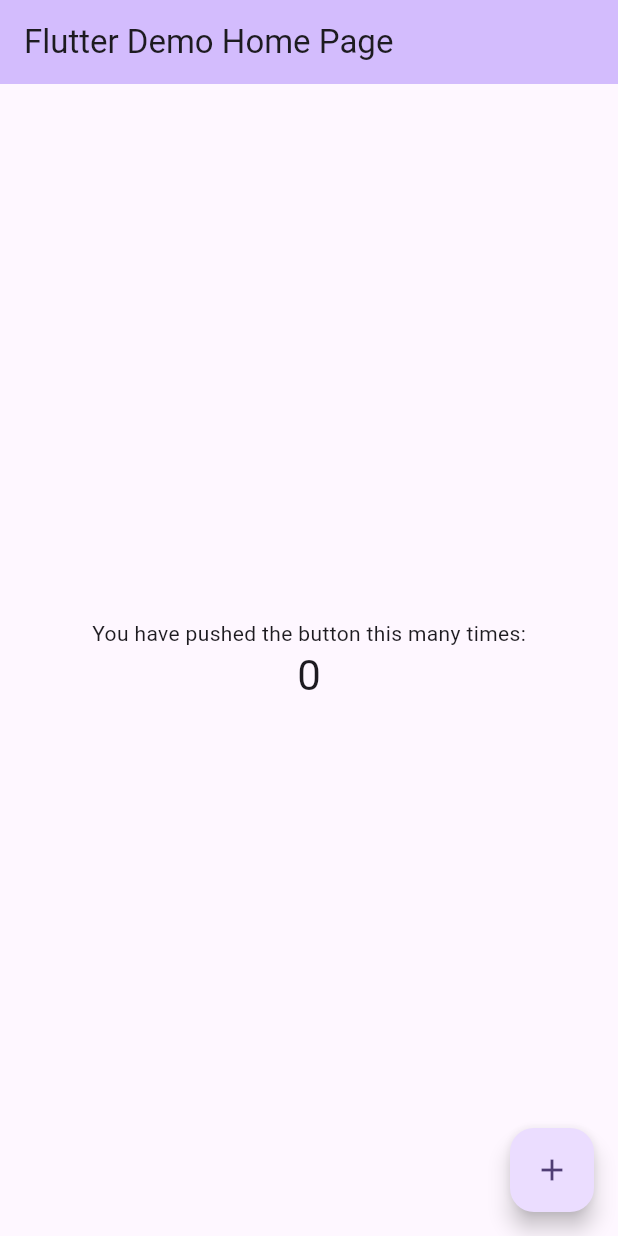
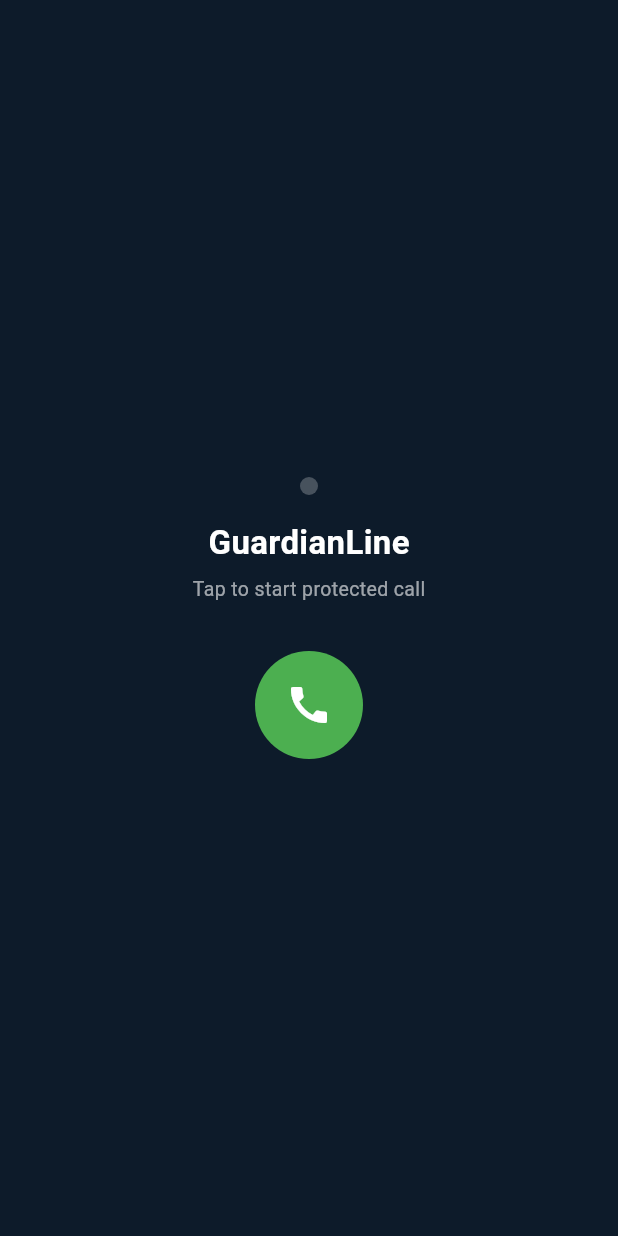
Before and after one commit to slubka/guardian_line, a Flutter app: the screen it shows after launch, on a phone screen of 412 x 824 dp. Run offline on Flutter 3.47's test engine with Material 3 defaults, Android fonts, the phone set to English and light mode, and no system bars; our stand-ins replace permission_handler; missing offline and left inert: flutter_webrtc.

Commit message:
call button not working

```diff
--- a/app/lib/main.dart
+++ b/app/lib/main.dart
@@ -1,122 +1,23 @@
 import 'package:flutter/material.dart';
+import 'screens/call_screen.dart';
 
 void main() {
-  runApp(const MyApp());
+  runApp(const GuardianLineApp());
 }
 
-class MyApp extends StatelessWidget {
-  const MyApp({super.key});
+class GuardianLineApp extends StatelessWidget {
+  const GuardianLineApp({super.key});
 
-  // This widget is the root of your application.
   @override
   Widget build(BuildContext context) {
     return MaterialApp(
-      title: 'Flutter Demo',
+      title: 'GuardianLine',
+      debugShowCheckedModeBanner: false,
       theme: ThemeData(
-        // This is the theme of your application.
-        //
-        // TRY THIS: Try running your application with "flutter run". You'll see
-        // the application has a purple toolbar. Then, without quitting the app,
-        // try changing the seedColor in the colorScheme below to Colors.green
-        // and then invoke "hot reload" (save your changes or press the "hot
-        // reload" button in a Flutter-supported IDE, or press "r" if you used
-        // the command line to start the app).
-        //
-        // Notice that the counter didn't reset back to zero; the application
-        // state is not lost during the reload. To reset the state, use hot
-        // restart instead.
-        //
-        // This works for code too, not just values: Most code changes can be
-        // tested with just a hot reload.
-        colorScheme: .fromSeed(seedColor: Colors.deepPurple),
+        colorScheme: ColorScheme.fromSeed(seedColor: Colors.indigo),
+        useMaterial3: true,
       ),
-      home: const MyHomePage(title: 'Flutter Demo Home Page'),
+      home: const CallScreen(),
     );
   }
 }
-
-class MyHomePage extends StatefulWidget {
-  const MyHomePage({super.key, required this.title});
-
-  // This widget is the home page of your application. It is stateful, meaning
-  // that it has a State object (defined below) that contains fields that affect
-  // how it looks.
-
-  // This class is the configuration for the state. It holds the values (in this
-  // case the title) provided by the parent (in this case the App widget) and
-  // used by the build method of the State. Fields in a Widget subclass are
-  // always marked "final".
-
-  final String title;
-
-  @override
-  State<MyHomePage> createState() => _MyHomePageState();
-}
-
-class _MyHomePageState extends State<MyHomePage> {
-  int _counter = 0;
-
-  void _incrementCounter() {
-    setState(() {
-      // This call to setState tells the Flutter framework that something has
-      // changed in this State, which causes it to rerun the build method below
-      // so that the display can reflect the updated values. If we changed
-      // _counter without calling setState(), then the build method would not be
-      // called again, and so nothing would appear to happen.
-      _counter++;
-    });
-  }
-
-  @override
-  Widget build(BuildContext context) {
-    // This method is rerun every time setState is called, for instance as done
-    // by the _incrementCounter method above.
-    //
-    // The Flutter framework has been optimized to make rerunning build methods
-    // fast, so that you can just rebuild anything that needs updating rather
-    // than having to individually change instances of widgets.
-    return Scaffold(
-      appBar: AppBar(
-        // TRY THIS: Try changing the color here to a specific color (to
-        // Colors.amber, perhaps?) and trigger a hot reload to see the AppBar
-        // change color while the other colors stay the same.
-        backgroundColor: Theme.of(context).colorScheme.inversePrimary,
-        // Here we take the value from the MyHomePage object that was created by
-        // the App.build method, and use it to set our appbar title.
-        title: Text(widget.title),
-      ),
-      body: Center(
-        // Center is a layout widget. It takes a single child and positions it
-        // in the middle of the parent.
-        child: Column(
-          // Column is also a layout widget. It takes a list of children and
-          // arranges them vertically. By default, it sizes itself to fit its
-          // children horizontally, and tries to be as tall as its parent.
-          //
-          // Column has various properties to control how it sizes itself and
-          // how it positions its children. Here we use mainAxisAlignment to
-          // center the children vertically; the main axis here is the vertical
-          // axis because Columns are vertical (the cross axis would be
-          // horizontal).
-          //
-          // TRY THIS: Invoke "debug painting" (choose the "Toggle Debug Paint"
-          // action in the IDE, or press "p" in the console), to see the
-          // wireframe for each widget.
-          mainAxisAlignment: .center,
-          children: [
-            const Text('You have pushed the button this many times:'),
-            Text(
-              '$_counter',
-              style: Theme.of(context).textTheme.headlineMedium,
-            ),
-          ],
-        ),
-      ),
-      floatingActionButton: FloatingActionButton(
-        onPressed: _incrementCounter,
-        tooltip: 'Increment',
-        child: const Icon(Icons.add),
-      ),
-    );
-  }
-}
--- /dev/null
+++ b/app/lib/screens/call_screen.dart
@@ -0,0 +1,216 @@
+import 'package:flutter/material.dart';
+import 'package:flutter_webrtc/flutter_webrtc.dart';
+import 'package:permission_handler/permission_handler.dart';
+import '../services/audio_capture_service.dart';
+
+class CallScreen extends StatefulWidget {
+  const CallScreen({super.key});
+
+  @override
+  State<CallScreen> createState() => _CallScreenState();
+}
+
+class _CallScreenState extends State<CallScreen> {
+  RTCPeerConnection? _callerPc;
+  RTCPeerConnection? _calleePc;
+  MediaStream? _localStream;
+
+  final AudioCaptureService _audioCapture = AudioCaptureService();
+
+  bool _callActive = false;
+  int _chunkCount = 0;
+
+  static const Map<String, dynamic> _rtcConfig = {
+    'iceServers': [],
+    'sdpSemantics': 'unified-plan',
+  };
+
+  @override
+  void initState() {
+    super.initState();
+    _audioCapture.onChunkReceived = (count) {
+      if (mounted) setState(() => _chunkCount = count);
+    };
+  }
+
+  @override
+  void dispose() {
+    _hangUp();
+    super.dispose();
+  }
+
+  Future<bool> _requestMicPermission() async {
+    debugPrint('[GuardianLine] requesting mic permission...');
+    final status = await Permission.microphone.request();
+    debugPrint('[GuardianLine] mic permission status: $status');
+    if (!status.isGranted) {
+      _showSnack('Microphone permission denied');
+      return false;
+    }
+    return true;
+  }
+
+Future<void> _startCall() async {
+    debugPrint('[GuardianLine] _startCall tapped');
+    if (!await _requestMicPermission()) return;
+    debugPrint('[GuardianLine] mic permission granted');
+
+    _localStream = await navigator.mediaDevices.getUserMedia({
+      'audio': {
+        'echoCancellation': true,
+        'noiseSuppression': true,
+        'sampleRate': 16000,
+      },
+      'video': false,
+    });
+
+    _callerPc = await createPeerConnection(_rtcConfig);
+
+    _callerPc!.onIceCandidate = (c) => _calleePc!.addCandidate(c);
+
+    _calleePc!.onTrack = (RTCTrackEvent event) {
+      if (event.track.kind == 'audio') {
+        debugPrint('[CallScreen] Remote audio track received — attaching');
+        _audioCapture.attachToTrack(event.track);
+      }
+    };
+
+    for (final track in _localStream!.getAudioTracks()) {
+      await _callerPc!.addTrack(track, _localStream!);
+    }
+
+    final offer = await _callerPc!.createOffer({'offerToReceiveAudio': true});
+    await _callerPc!.setLocalDescription(offer);
+    await _calleePc!.setRemoteDescription(offer);
+
+    final answer = await _calleePc!.createAnswer();
+    await _calleePc!.setLocalDescription(answer);
+    await _callerPc!.setRemoteDescription(answer);
+
+    setState(() => _callActive = true);
+    debugPrint('[CallScreen] ✅ Loopback call established');
+  }
+
+  Future<void> _hangUp() async {
+    _audioCapture.dispose();
+    await _callerPc?.close();
+    await _calleePc?.close();
+    _localStream?.getTracks().forEach((t) => t.stop());
+    _callerPc = null;
+    _calleePc = null;
+    _localStream = null;
+    if (mounted) {
+      setState(() {
+        _callActive = false;
+        _chunkCount = 0;
+      });
+    }
+  }
+
+  void _showSnack(String msg) {
+    ScaffoldMessenger.of(context)
+        .showSnackBar(SnackBar(content: Text(msg)));
+  }
+@override
+  Widget build(BuildContext context) {
+    return Scaffold(
+      backgroundColor: const Color(0xFF0D1B2A),
+      body: SafeArea(
+        child: Center(
+          child: Column(
+            mainAxisAlignment: MainAxisAlignment.center,
+            children: [
+              Container(
+                width: 12,
+                height: 12,
+                decoration: BoxDecoration(
+                  shape: BoxShape.circle,
+                  color: _callActive ? Colors.greenAccent : Colors.white24,
+                  boxShadow: _callActive
+                      ? [BoxShadow(
+                          color: Colors.greenAccent.withOpacity(0.6),
+                          blurRadius: 8,
+                        )]
+                      : [],
+                ),
+              ),
+              const SizedBox(height: 16),
+              Text(
+                _callActive ? 'GuardianLine Active' : 'GuardianLine',
+                style: const TextStyle(
+                  color: Colors.white,
+                  fontSize: 22,
+                  fontWeight: FontWeight.w600,
+                ),
+              ),
+              const SizedBox(height: 6),
+              Text(
+                _callActive
+                    ? 'Audio capture running'
+                    : 'Tap to start protected call',
+                style: TextStyle(
+                  color: Colors.white.withOpacity(0.6),
+                  fontSize: 13,
+                ),
+              ),
+              if (_callActive) ...[
+                const SizedBox(height: 20),
+                Container(
+                  padding: const EdgeInsets.symmetric(
+                    horizontal: 24,
+                    vertical: 10,
+                  ),
+                  decoration: BoxDecoration(
+                    color: Colors.white.withOpacity(0.08),
+                    borderRadius: BorderRadius.circular(12),
+                  ),
+                  child: Column(
+                    children: [
+                      const Text(
+                        'PCM CHUNKS RECEIVED',
+                        style: TextStyle(color: Colors.white54, fontSize: 10),
+                      ),
+                      const SizedBox(height: 4),
+                      Text(
+                        '$_chunkCount',
+                        style: const TextStyle(
+                          color: Colors.greenAccent,
+                          fontSize: 32,
+                          fontWeight: FontWeight.bold,
+                        ),
+                      ),
+                      const Text(
+                        '→ audio pipe confirmed',
+                        style: TextStyle(color: Colors.white38, fontSize: 10),
+                      ),
+                    ],
+                  ),
+                ),
+              ],
+              const SizedBox(height: 32),
+              GestureDetector(
+                onTap: () {
+                  debugPrint('[GuardianLine] button tapped');
+                  _callActive ? _hangUp() : _startCall();
+                },
+                child: Container(
+                  width: 72,
+                  height: 72,
+                  decoration: BoxDecoration(
+                    shape: BoxShape.circle,
+                    color: _callActive ? Colors.red : Colors.green,
+                  ),
+                  child: Icon(
+                    _callActive ? Icons.call_end : Icons.call,
+                    color: Colors.white,
+                    size: 32,
+                  ),
+                ),
+              ),
+            ],
+          ),
+        ),
+      ),
+    );
+  }
+}
--- a/app/pubspec.yaml
+++ b/app/pubspec.yaml
@@ -34,6 +34,8 @@
   # The following adds the Cupertino Icons font to your application.
   # Use with the CupertinoIcons class for iOS style icons.
   cupertino_icons: ^1.0.8
+  flutter_webrtc: ^1.4.0
+  permission_handler: ^11.3.1
 
 dev_dependencies:
   flutter_test:
```
Also changed, not shown: app/lib/services/audio_capture_service.dart (added, +74 -0 lines), 7 other files.
